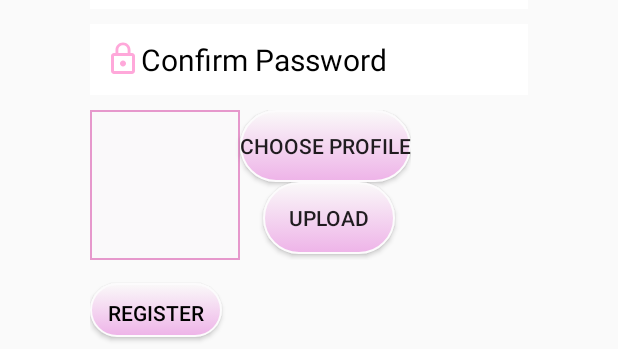
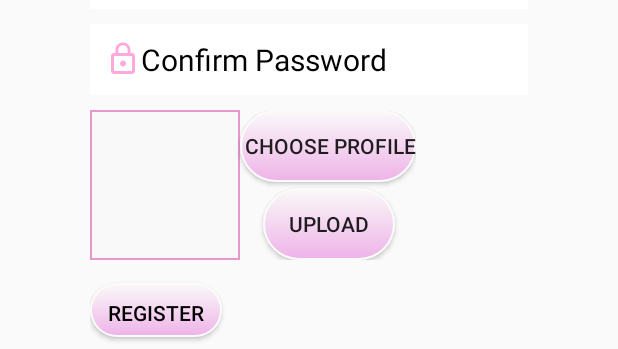
Before and after one commit to RuzindanaWendyOrnella/Date-me-App, an Android app: the layout activity_signup.xml on its own in the app's theme, with its tools: preview values and no code run, on a phone screen of 412 x 824 dp. Shown: the part 535-884 px from the top of the screen. Run offline under Robolectric (Android 15) with nearby library versions, the light colour scheme and no system bars; Roboto replaces fonts that are not available here.

Commit message:
Change signup structure

```diff
--- a/app/src/main/res/layout/activity_signup.xml
+++ b/app/src/main/res/layout/activity_signup.xml
@@ -109,6 +109,7 @@
                     android:layout_width="wrap_content"
                     android:layout_height="wrap_content"
                     android:layout_toRightOf="@id/profile"
+                    android:paddingLeft="3dp"
                     android:background="@drawable/back"
                     android:text="Choose profile" />
 
@@ -116,6 +117,7 @@
                     android:id="@+id/upload"
                     android:layout_width="wrap_content"
                     android:layout_height="wrap_content"
+                    android:layout_marginTop="4dp"
                     android:layout_marginStart="15dp"
                     android:layout_toEndOf="@id/profile"
                     android:layout_below="@id/choose"
```
